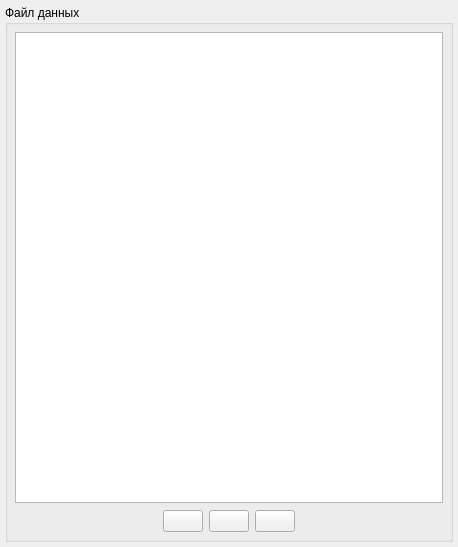
This is phx-cnc-ui-mainform/src/CXFilesList.ui in superkulpa/phx-cnc-ui as Qt 5 draws it before an edit. The edited form follows.
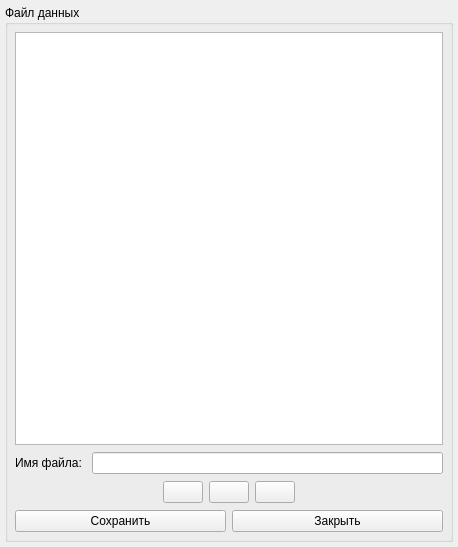
This is the edited form. Icons and pictures are not drawn. Custom widgets are drawn as their Qt base class.

Commit message: - Добавлена загрузка последней используемой УП по старту программу. - Вывод результатов компиляции доработан до полноценного парсинга xml. - Убран дабл клик на плоте. - Запрещен вызов диалога "переехать" при отработке УП. - В уск/норм/замедл подсвечивается только текущий режим. - Добавлена виртуальная клавиатура: режим УП, Наладка, диалог "сохранить как". - Создан свой диалог "сохранить как". - Добавлен диалог Утилит в режим управление (кнопка F6).

```diff
--- a/phx-cnc-ui-mainform/src/CXFilesList.ui
+++ b/phx-cnc-ui-mainform/src/CXFilesList.ui
@@ -45,6 +45,20 @@
         </property>
        </widget>
       </item>
+      <item>
+       <layout class="QHBoxLayout" name="horizontalLayout">
+        <item>
+         <widget class="QLabel" name="mFileNameLabel">
+          <property name="text">
+           <string>Имя файла: </string>
+          </property>
+         </widget>
+        </item>
+        <item>
+         <widget class="QLineEdit" name="mFileNameEdit"/>
+        </item>
+       </layout>
+      </item>
       <item>
        <layout class="QHBoxLayout" name="horizontalLayout_2">
         <item>
@@ -147,6 +161,24 @@
         </item>
        </layout>
       </item>
+      <item>
+       <layout class="QHBoxLayout" name="horizontalLayout_3">
+        <item>
+         <widget class="CXTouchButton" name="mSaveButton">
+          <property name="text">
+           <string>Сохранить</string>
+          </property>
+         </widget>
+        </item>
+        <item>
+         <widget class="CXTouchButton" name="mCloseButton">
+          <property name="text">
+           <string>Закрыть</string>
+          </property>
+         </widget>
+        </item>
+       </layout>
+      </item>
      </layout>
     </widget>
    </item>
```
Left out of the diff: 9 changed lines with no effect on the pictures. The commit also changes 43 other files.
